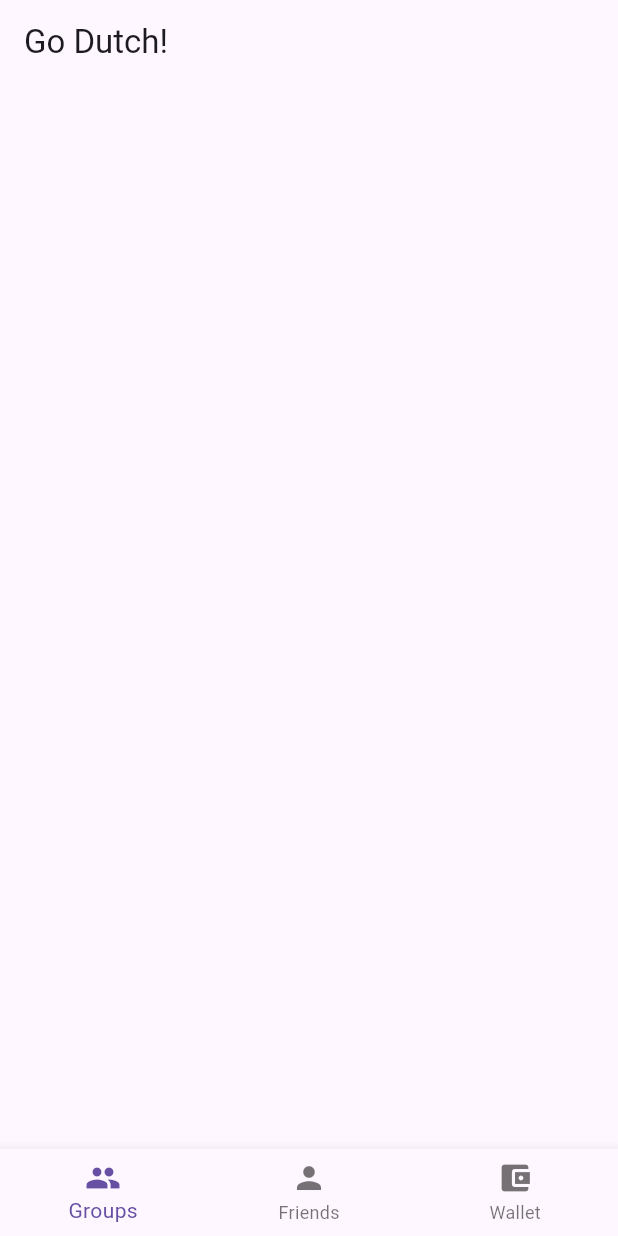
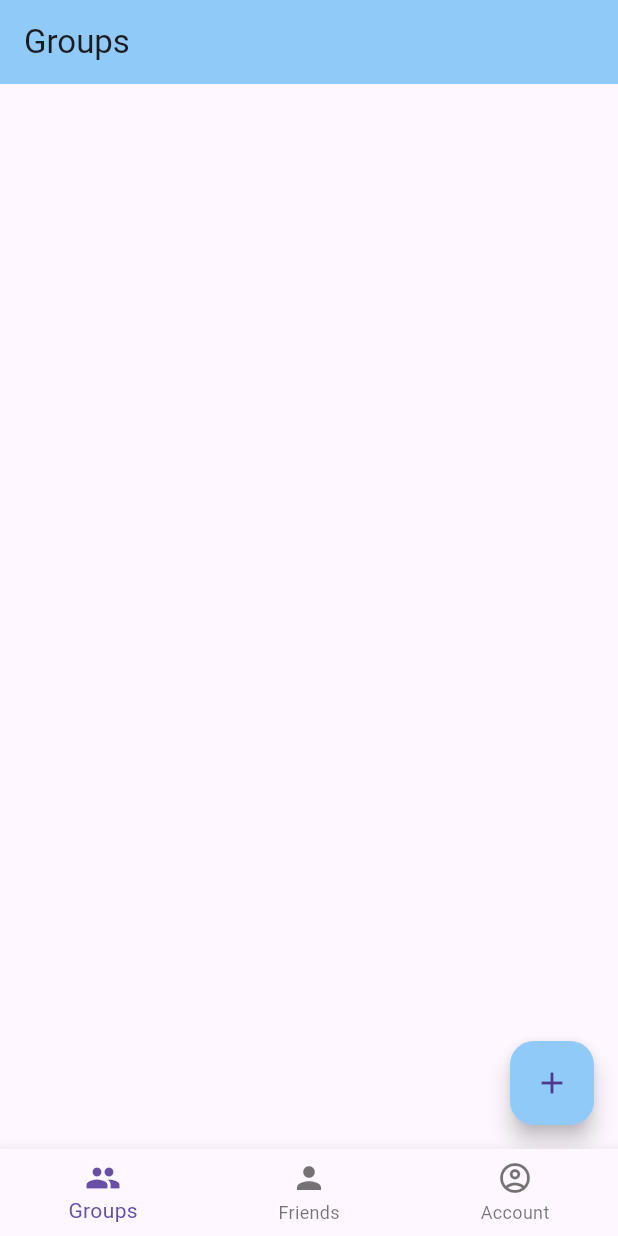
Before and after one commit to hawkishpolicy/go-dutch-frontend, a Flutter app: the screen it shows after launch, on a phone screen of 412 x 824 dp. Run offline on Flutter 3.47's test engine with Material 3 defaults, Android fonts, the light colour scheme and no system bars.

Commit message:
added routes for groups, friends, and account plus persistent bottom nav bar

```diff
--- a/lib/groups.dart
+++ b/lib/groups.dart
@@ -1,30 +1,33 @@
 import 'package:flutter/material.dart';
 
-class GroupsPage extends StatelessWidget {
+class GroupsPage extends StatefulWidget {
   @override
+  _GroupsPageState createState() => _GroupsPageState();
+}
+
+
+
+class _GroupsPageState extends State<GroupsPage> {
+  final List<String> entries = <String>['A', 'B', 'C'];
+  final List<int> colorCodes = <int>[600, 500, 100
+  ];
+
+@override
   Widget build(BuildContext context) {
     return Scaffold(
       appBar: AppBar(
-        title: Text('Go Dutch!'),
+        title: const Text('Groups'),
+        backgroundColor: Colors.blue[200],
       ),
       body: const Center(
       ),
-      bottomNavigationBar: BottomNavigationBar(
-        items: const <BottomNavigationBarItem>[
-          BottomNavigationBarItem(
-            icon: Icon(Icons.people),
-            label: 'Groups',
-          ),
-          BottomNavigationBarItem(
-            icon: Icon(Icons.person),
-            label: 'Friends',
-          ),
-          BottomNavigationBarItem(
-            icon: Icon(Icons.account_balance_wallet),
-            label: 'Wallet',
-            )
-        ],
-      )
+      floatingActionButton: FloatingActionButton(
+        onPressed: () {
+          // Add your onPressed code here!
+        },
+        backgroundColor: Colors.blue[200],
+        child: const Icon(Icons.add),
+      ),
     );
   }
 }
--- a/lib/main.dart
+++ b/lib/main.dart
@@ -1,10 +1,69 @@
 import 'package:flutter/material.dart';
 import 'package:go_dutch/groups.dart';
-
+import 'package:go_dutch/friends.dart';
+import 'package:go_dutch/account.dart';
 
 
 void main() {
-  runApp(MaterialApp(
-    home: GroupsPage(),
-    ));
+  runApp(MyApp());
 }
+
+class MyApp extends StatelessWidget {
+  @override
+  Widget build(BuildContext context) {
+    return MaterialApp(
+      home: MyBottomNavigationBar(),
+      routes: {
+        '/groups': (context) => GroupsPage(),
+        '/friends': (context) => FriendsPage(),
+        '/account': (context) => AccountPage(),
+      },
+      color: Colors.blue[200],
+    );
+  }
+}
+
+class MyBottomNavigationBar extends StatefulWidget {
+  @override
+  _MyBottomNavigationBarState createState() => _MyBottomNavigationBarState();
+}
+
+class _MyBottomNavigationBarState extends State<MyBottomNavigationBar> {
+
+  int _selectedIndex = 0;
+  final List<Widget> _widgetOptions =
+  <Widget>[
+    GroupsPage(),
+    FriendsPage(),
+    AccountPage(),
+    ];
+
+  void _onTappedBar(int index) {
+    setState(() {
+      _selectedIndex = index;
+    });
+  }
+  @override
+  Widget build(BuildContext context) {
+    return Scaffold(
+      body: _widgetOptions[_selectedIndex],
+      bottomNavigationBar: BottomNavigationBar(
+      onTap: _onTappedBar,
+        items: const <BottomNavigationBarItem>[
+          BottomNavigationBarItem(
+            icon: Icon(Icons.people),
+            label: 'Groups',
+          ),
+          BottomNavigationBarItem(
+            icon: Icon(Icons.person),
+            label: 'Friends',
+          ),
+          BottomNavigationBarItem(
+            icon: Icon(Icons.account_circle_outlined),
+            label: 'Account',
+          )
+        ],
+      ),
+    );
+  }
+}
```
Also changed, not shown: lib/account.dart (added, +18 -0 lines), lib/friends.dart (+21 -21 lines).
